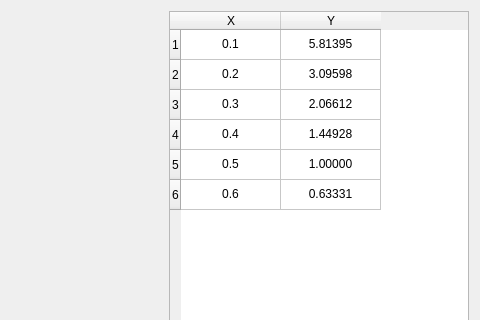
Qt form energycalibrationform.ui (MrXiaomao/Cu_Activation) before a commit; both pictures show x 676 to 1156 and y 0 to 320 of the 1156 by 679 pixel window.
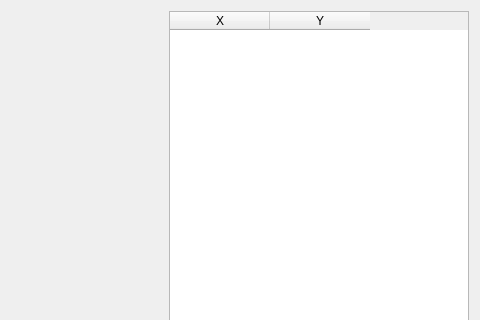
The same form after that commit.

The edit to the form file:
```diff
--- a/energycalibrationform.ui
+++ b/energycalibrationform.ui
@@ -76,36 +76,6 @@
         <attribute name="verticalHeaderVisible">
          <bool>true</bool>
         </attribute>
-        <row>
-         <property name="text">
-          <string>1</string>
-         </property>
-        </row>
-        <row>
-         <property name="text">
-          <string>2</string>
-         </property>
-        </row>
-        <row>
-         <property name="text">
-          <string>3</string>
-         </property>
-        </row>
-        <row>
-         <property name="text">
-          <string>4</string>
-         </property>
-        </row>
-        <row>
-         <property name="text">
-          <string>5</string>
-         </property>
-        </row>
-        <row>
-         <property name="text">
-          <string>6</string>
-         </property>
-        </row>
         <column>
          <property name="text">
           <string>X</string>
@@ -116,102 +86,6 @@
           <string>Y</string>
          </property>
         </column>
-        <item row="0" column="0">
-         <property name="text">
-          <string>0.1</string>
-         </property>
-         <property name="textAlignment">
-          <set>AlignCenter</set>
-         </property>
-        </item>
-        <item row="0" column="1">
-         <property name="text">
-          <string>5.81395</string>
-         </property>
-         <property name="textAlignment">
-          <set>AlignCenter</set>
-         </property>
-        </item>
-        <item row="1" column="0">
-         <property name="text">
-          <string>0.2</string>
-         </property>
-         <property name="textAlignment">
-          <set>AlignCenter</set>
-         </property>
-        </item>
-        <item row="1" column="1">
-         <property name="text">
-          <string>3.09598</string>
-         </property>
-         <property name="textAlignment">
-          <set>AlignCenter</set>
-         </property>
-        </item>
-        <item row="2" column="0">
-         <property name="text">
-          <string>0.3</string>
-         </property>
-         <property name="textAlignment">
-          <set>AlignCenter</set>
-         </property>
-        </item>
-        <item row="2" column="1">
-         <property name="text">
-          <string>2.06612</string>
-         </property>
-         <property name="textAlignment">
-          <set>AlignCenter</set>
-         </property>
-        </item>
-        <item row="3" column="0">
-         <property name="text">
-          <string>0.4</string>
-         </property>
-         <property name="textAlignment">
-          <set>AlignCenter</set>
-         </property>
-        </item>
-        <item row="3" column="1">
-         <property name="text">
-          <string>1.44928</string>
-         </property>
-         <property name="textAlignment">
-          <set>AlignCenter</set>
-         </property>
-        </item>
-        <item row="4" column="0">
-         <property name="text">
-          <string>0.5</string>
-         </property>
-         <property name="textAlignment">
-          <set>AlignCenter</set>
-         </property>
-        </item>
-        <item row="4" column="1">
-         <property name="text">
-          <string>1.00000</string>
-         </property>
-         <property name="textAlignment">
-          <set>AlignCenter</set>
-         </property>
-        </item>
-        <item row="5" column="0">
-         <property name="text">
-          <string>0.6</string>
-         </property>
-         <property name="textAlignment">
-          <set>AlignCenter</set>
-         </property>
-        </item>
-        <item row="5" column="1">
-         <property name="text">
-          <string>0.63331</string>
-         </property>
-         <property name="textAlignment">
-          <set>AlignCenter</set>
-         </property>
-        </item>
        </widget>
       </item>
       <item>
```
